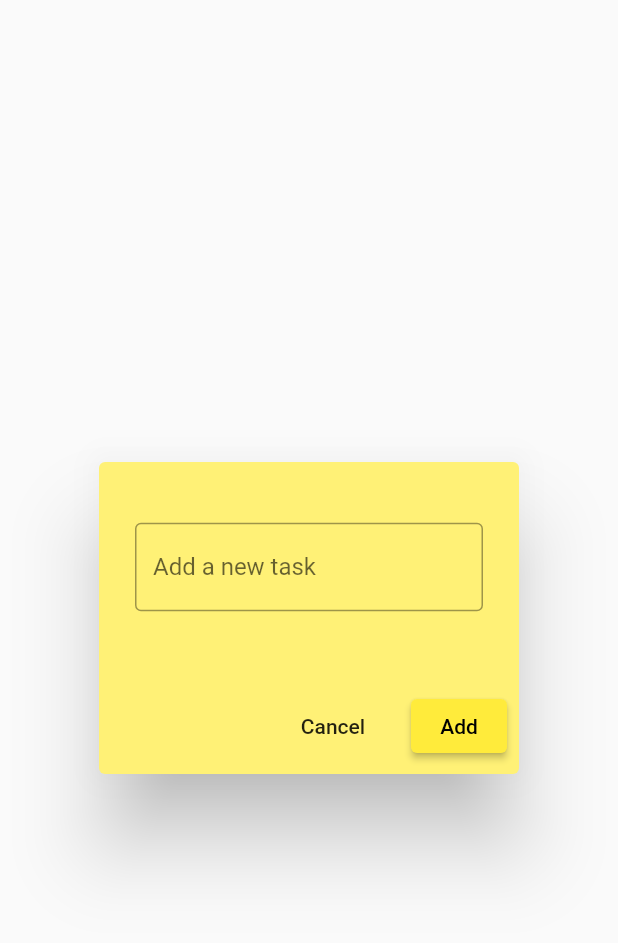
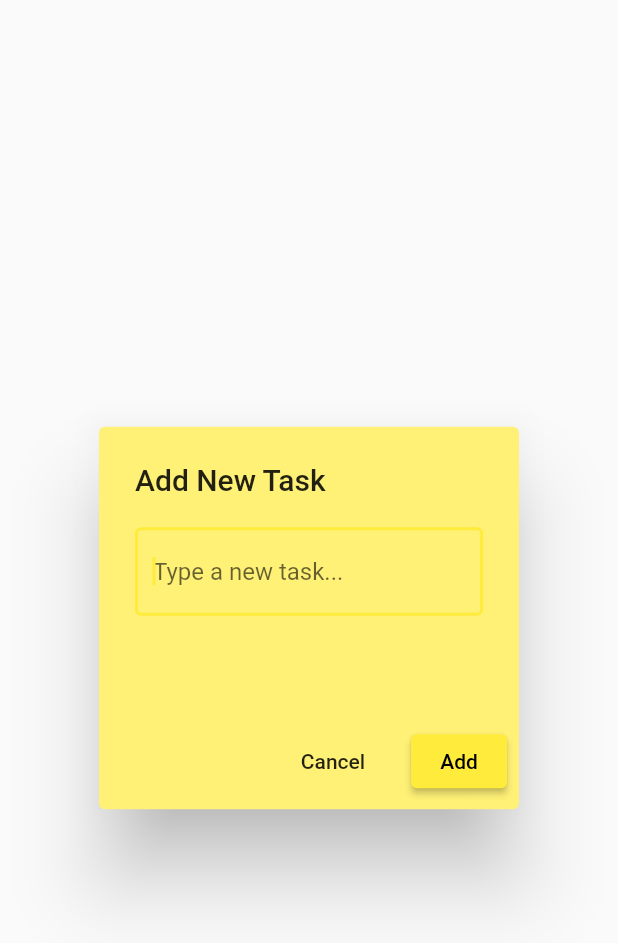
Before and after one commit to mirza-sync/todo-x-hive, a Flutter app: the AddTaskDialogBox widget shown alone on an empty page, opened directly with empty values, on a phone screen of 412 x 824 dp. Shown: the top 943 px of the screen. Run offline on Flutter 3.47's test engine with Material 2 defaults, Android fonts, the phone set to English and light mode, and no system bars.

Commit message:
Fix text editing controller logic structure

```diff
--- a/lib/components/add_task_dialog.dart
+++ b/lib/components/add_task_dialog_box.dart
@@ -2,33 +2,40 @@ import 'package:flutter/material.dart';
 
 class AddTaskDialogBox extends StatelessWidget {
   final TextEditingController controller;
-  const AddTaskDialogBox({super.key, required this.controller});
+  final VoidCallback addNewTask;
+  const AddTaskDialogBox(
+      {super.key, required this.controller, required this.addNewTask});
 
   @override
   Widget build(BuildContext context) {
     return AlertDialog(
+      title: const Text('Add New Task'),
       backgroundColor: Colors.yellow[300],
       content: SizedBox(
         height: 100,
         child: Column(
-          mainAxisAlignment: MainAxisAlignment.spaceEvenly,
+          // mainAxisAlignment: MainAxisAlignment.spaceEvenly,
           children: [
             TextField(
               controller: controller,
+              autofocus: true,
               decoration: const InputDecoration(
-                  border: OutlineInputBorder(), hintText: 'Add a new task'),
+                  border: OutlineInputBorder(), hintText: 'Type a new task...'),
             ),
           ],
         ),
       ),
       actions: [
         MaterialButton(
-          onPressed: () {},
+          onPressed: () {
+            controller.clear();
+            Navigator.of(context).pop();
+          },
           child: const Text('Cancel'),
         ),
         ElevatedButton(
           onPressed: () {
-
+            addNewTask();
           },
           child: const Text('Add'),
         ),
```
Also changed, not shown: lib/pages/home_page.dart (+11 -3 lines).
